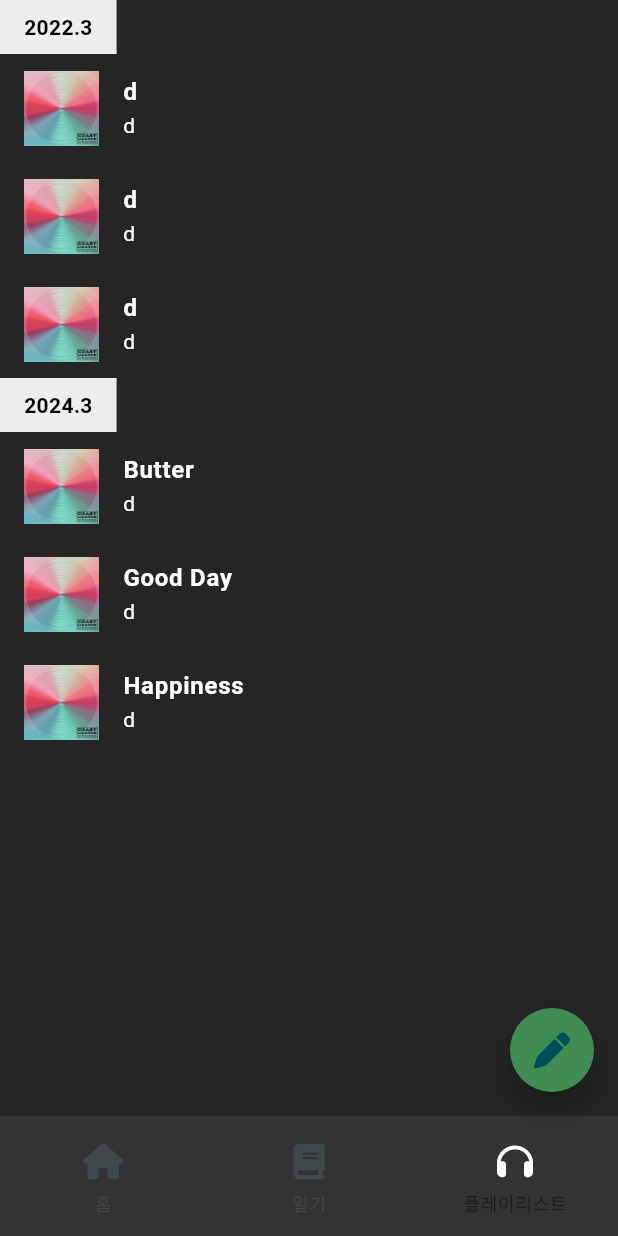
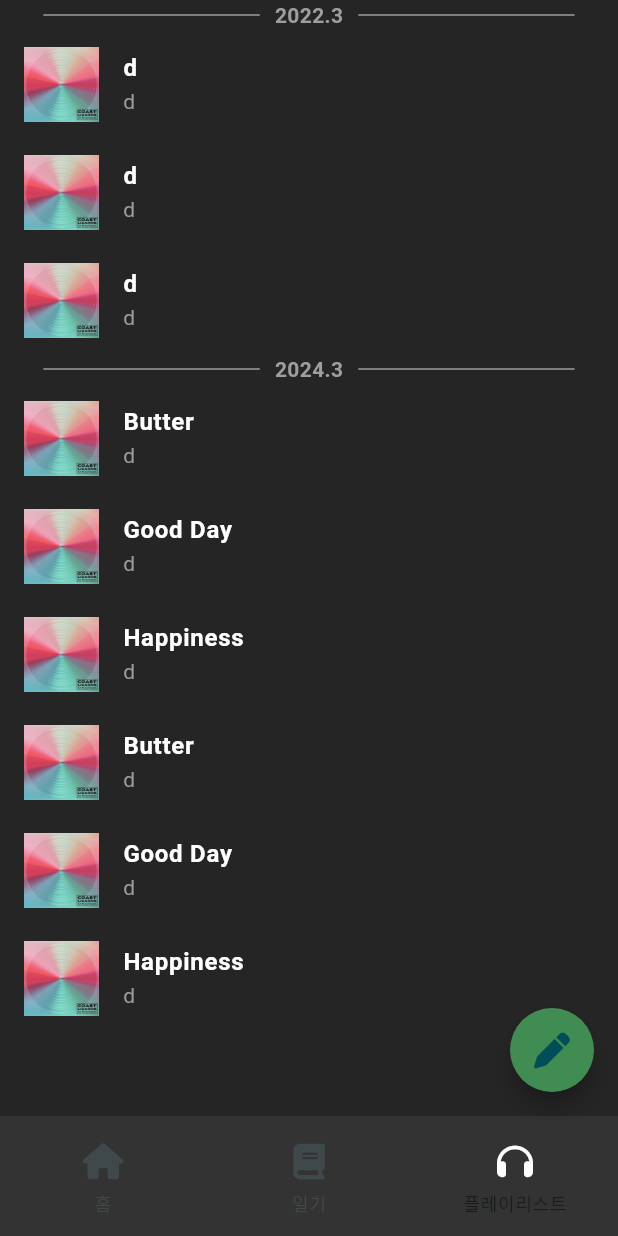
Before and after one commit to boridosa/emolist, a Flutter app: the PlaylistScreen screen opened by its route, on a phone screen of 412 x 824 dp. Run offline on Flutter 3.47's test engine with Material 3 defaults, Android fonts, the light colour scheme and no system bars; our stand-ins replace font_awesome_flutter, go_router; missing offline and left inert: month_year_picker.

Commit message:
💄 change UI design for date separators

```diff
--- a/lib/src/screens/playlist_screen.dart
+++ b/lib/src/screens/playlist_screen.dart
@@ -70,14 +70,46 @@ class PlaylistScreen extends StatelessWidget {
             cover: 'assets/images/trackImage.png',
             liked: true),
       ],
+    ),
+    DiaryModel(
+      id: '1',
+      date: DateTime(2024, 3, 2),
+      content:
+          '가나다라마바사아자차카타파하가나다라마바사아자차카타파하가나다라마바사아자차카타파하가나다라마바사아자차카타파하가나다라마바사아자차카타파하가나다라마바사아자차카타파하가나다라마바사아자차카타파하가나다라마바사아자차카타파하가나다라마바사아자차카타파하가나다라마바사아자차카타파하',
+      emotions: {
+        Emotion.love: 0.41,
+        Emotion.happiness: 0.21,
+        Emotion.anger: 0.17,
+        Emotion.sadness: 0.13,
+        Emotion.hurt: 0.08,
+      },
+      playlist: const [
+        TrackModel(
+            id: '1',
+            title: 'Butter',
+            artists: ['d'],
+            cover: 'assets/images/trackImage.png',
+            liked: true),
+        TrackModel(
+            id: '1',
+            title: 'Good Day',
+            artists: ['d'],
+            cover: 'assets/images/trackImage.png',
+            liked: false),
+        TrackModel(
+            id: '1',
+            title: 'Happiness',
+            artists: ['d'],
+            cover: 'assets/images/trackImage.png',
+            liked: true),
+      ],
     )
   ];
-
   // ignore: use_super_parameters
   PlaylistScreen({Key? key}) : super(key: key);
-
   @override
   Widget build(BuildContext context) {
+    final width = MediaQuery.of(context).size.width * 0.35;
     if (dummydiaries.isEmpty) {
       return const Scaffold(
         body: Center(
@@ -103,7 +135,8 @@ class PlaylistScreen extends StatelessWidget {
         return Column(
           crossAxisAlignment: CrossAxisAlignment.start,
           children: [
-            if (isFirstOrDifferentMonth) _buildDateDivider(formattedDate),
+            if (isFirstOrDifferentMonth)
+              _buildDateDivider(formattedDate, width),
             for (final track in diary.playlist)
               Track(
                   id: track.id,
@@ -117,17 +150,34 @@ class PlaylistScreen extends StatelessWidget {
     ));
   }
 
-  Widget _buildDateDivider(String formattedDate) {
-    return Container(
-      padding: const EdgeInsets.symmetric(vertical: 8, horizontal: 16),
-      color: Colors.grey[200],
-      child: Text(
-        formattedDate,
-        style: const TextStyle(
-          color: Colors.black,
-          fontWeight: FontWeight.bold,
+  Widget _buildDateDivider(String formattedDate, double width) {
+    return Row(
+      mainAxisAlignment: MainAxisAlignment.center,
+      children: [
+        Container(
+          height: 1,
+          width: width,
+          color: Colors.grey,
         ),
-      ),
+        const SizedBox(
+          width: 10,
+        ),
+        Text(
+          formattedDate,
+          style: const TextStyle(
+            color: Colors.grey,
+            fontWeight: FontWeight.bold,
+          ),
+        ),
+        const SizedBox(
+          width: 10,
+        ),
+        Container(
+          height: 1,
+          width: width,
+          color: Colors.grey,
+        ),
+      ],
     );
   }
 
--- a/lib/widgets/track_widget.dart
+++ b/lib/widgets/track_widget.dart
@@ -1,3 +1,4 @@
+import 'package:emolist/theme/colors.dart';
 import 'package:flutter/material.dart';
 
 // 플레이리스트 화면에 들어갈 트랙묶음 위젯
@@ -40,7 +41,7 @@ class Track extends StatelessWidget {
                 ),
                 subtitle: Text(
                   artists.join(', '),
-                  style: const TextStyle(color: Colors.white),
+                  style: const TextStyle(color: grey02),
                 ),
                 leading: Image.asset(
                   cover,
```
